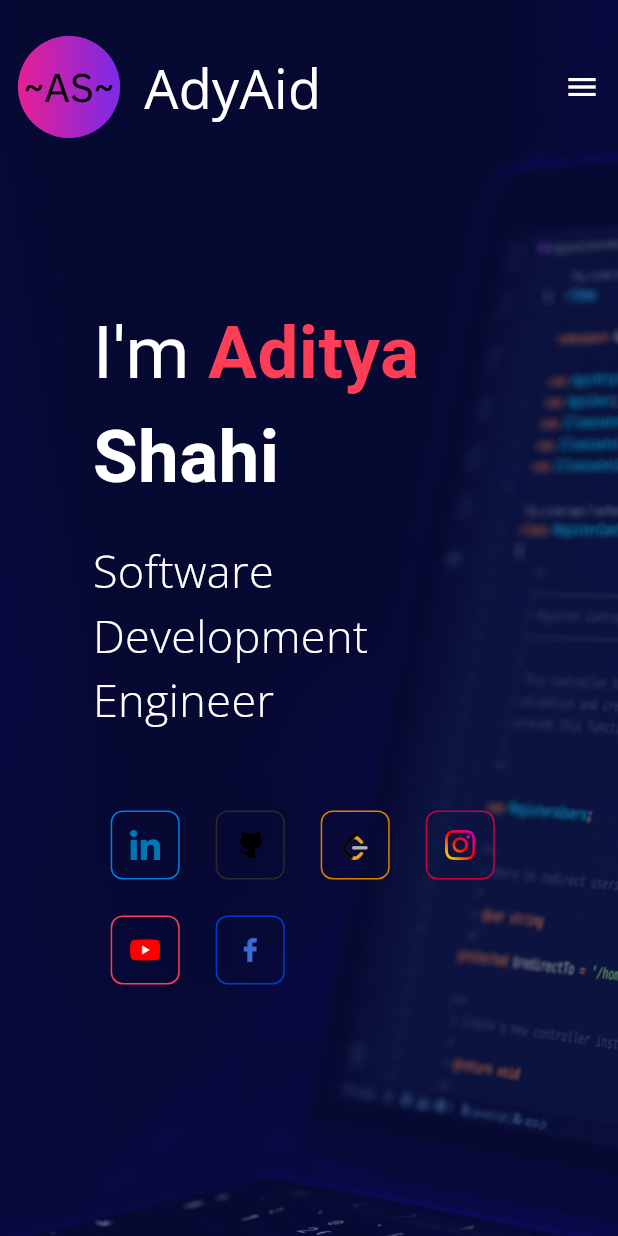
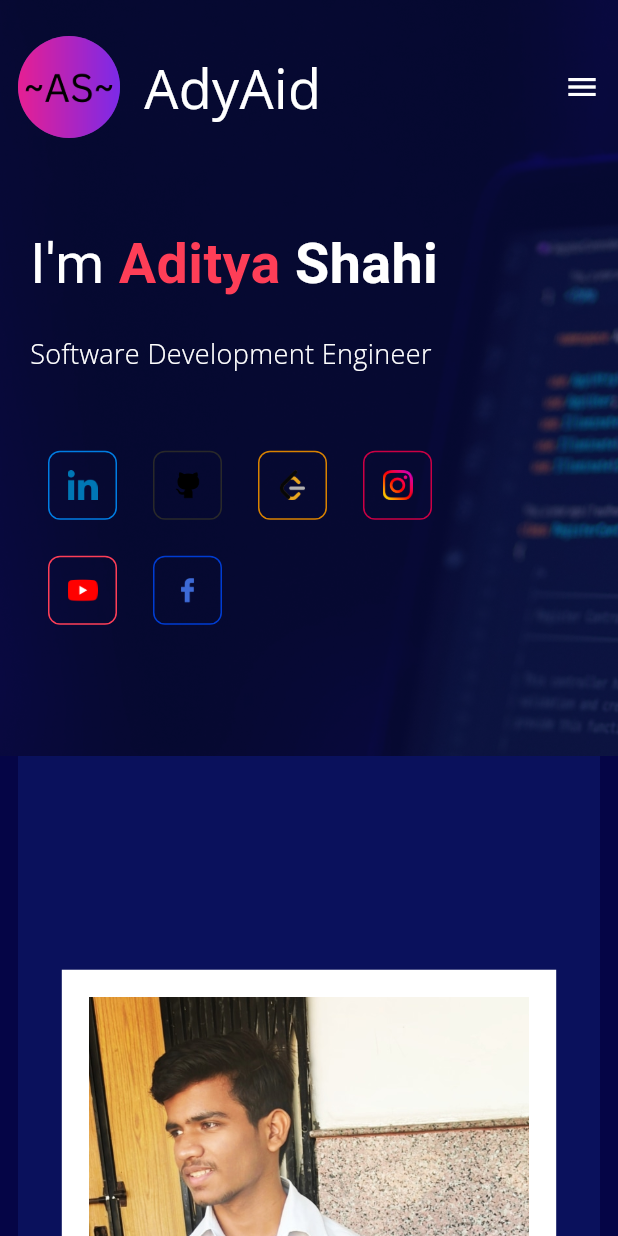
Before and after one commit to Adityashahi4465/Aditya-Portfolio, a Flutter app: the screen it shows after launch, on a phone screen of 412 x 824 dp. Run offline on Flutter 3.47's test engine with Material 3 defaults, Android fonts, the phone set to English and light mode, and no system bars; drawn by our look-alikes of auto_size_text; our stand-ins replace flutter_riverpod, google_fonts.

Commit message:
made about page responsive

```diff
--- a/lib/features/home/views/about_page.dart
+++ b/lib/features/home/views/about_page.dart
@@ -18,7 +18,9 @@
       alignment: Alignment.center,
       color: AppColors.primary,
       height: ResponsiveLayout.isSmallScreen(context)
-          ? MediaQuery.of(context).size.height * 1.6
+          ? size.height > 600 && size.height < 800
+              ? 1300
+              : 1430
           : MediaQuery.of(context).size.height * 1,
       child: Padding(
         padding: const EdgeInsets.symmetric(horizontal: 12.0),
--- a/lib/features/home/views/introduction_page.dart
+++ b/lib/features/home/views/introduction_page.dart
@@ -14,15 +14,16 @@
   Widget build(BuildContext context) {
     final size = MediaQuery.of(context).size;
     return SizedBox(
-      height: ResponsiveLayout.isSmallScreen(context)
-          ? size.height * 0.9
-          : size.height * 1.08,
+      height:
+          ResponsiveLayout.isSmallScreen(context) ? 400 : size.height * 1.08,
       child: Padding(
         padding: ResponsiveLayout.isSmallScreen(context)
-            ? const EdgeInsets.only(bottom: 80)
+            ? const EdgeInsets.only(bottom: 30, left: 20)
             : const EdgeInsets.only(bottom: 120.0),
         child: Row(
-          mainAxisAlignment: MainAxisAlignment.center,
+          mainAxisAlignment: ResponsiveLayout.isSmallScreen(context)
+              ? MainAxisAlignment.start
+              : MainAxisAlignment.center,
           children: [
             Column(
               crossAxisAlignment: CrossAxisAlignment.start,
@@ -32,8 +33,8 @@
                   width: ResponsiveLayout.isSmallScreen(context)
                       ? size.width * 0.7
                       : ResponsiveLayout.isMediumScreen(context)
-                          ? size.width * 0.4
-                          : size.width * 0.4,
+                          ? size.width * 0.5
+                          : size.width * 0.5,
                   child: AutoSizeText.rich(
                     maxLines: 2,
                     minFontSize: 20,
@@ -43,16 +44,21 @@
                     TextSpan(
                       text: "I'm ",
                       style: TextStyle(
-                        fontSize:
-                            ResponsiveLayout.isSmallScreen(context) ? 34 : 44,
+                        fontSize: ResponsiveLayout.isSmallScreen(context)
+                            ? 26
+                            : ResponsiveLayout.isMediumScreen(context)
+                                ? 36
+                                : 44,
                       ),
                       children: [
                         TextSpan(
                           text: "Aditya ",
                           style: TextStyle(
                             fontSize: ResponsiveLayout.isSmallScreen(context)
-                                ? 34
-                                : 44,
+                                ? 26
+                                : ResponsiveLayout.isMediumScreen(context)
+                                    ? 36
+                                    : 44,
                             fontWeight: FontWeight.bold,
                             color: AppColors.red,
                           ),
@@ -61,8 +67,10 @@
                           text: "Shahi",
                           style: TextStyle(
                             fontSize: ResponsiveLayout.isSmallScreen(context)
-                                ? 34
-                                : 44,
+                                ? 26
+                                : ResponsiveLayout.isMediumScreen(context)
+                                    ? 36
+                                    : 44,
                             fontWeight: FontWeight.bold,
                           ),
                         ),
@@ -83,8 +91,11 @@
                       softWrap: true,
                       style: TextStyle(
                         fontWeight: FontWeight.w100,
-                        fontSize:
-                            ResponsiveLayout.isSmallScreen(context) ? 30 : 38,
+                        fontSize: ResponsiveLayout.isSmallScreen(context)
+                            ? 18
+                            : ResponsiveLayout.isMediumScreen(context)
+                                ? 32
+                                : 38,
                       ),
                       maxFontSize: 38,
                       minFontSize: 16,
--- a/lib/features/home/widgets/about_content.dart
+++ b/lib/features/home/widgets/about_content.dart
@@ -17,7 +17,7 @@
   @override
   Widget build(BuildContext context) {
     return Positioned(
-      bottom: ResponsiveLayout.isSmallScreen(context) ? 100 : 100,
+      bottom: ResponsiveLayout.isSmallScreen(context) ? 120 : 100,
       left: ResponsiveLayout.isSmallScreen(context)
           ? size.width * 0.10
           : size.width * 0.12,
@@ -27,12 +27,14 @@
           ? Row(
               children: [
                 Container(
-                  height: size.height * 0.99,
+                  height: ResponsiveLayout.isLargeScreen(context)
+                      ? size.height * 0.99
+                      : size.height * 0.94,
                   width: size.width * 0.33,
                   color: AppColors.white,
                   padding: ResponsiveLayout.isLargeScreen(context)
-                      ? const EdgeInsets.all(68.0)
-                      : const EdgeInsets.all(28.0),
+                      ? const EdgeInsets.all(64.0)
+                      : const EdgeInsets.all(24.0),
                   child: Image.asset(
                     meImagePath,
                     fit: BoxFit.cover,
@@ -107,7 +109,7 @@
                   padding: ResponsiveLayout.isLargeScreen(context) ||
                           ResponsiveLayout.isMediumScreen(context)
                       ? const EdgeInsets.all(68.0)
-                      : const EdgeInsets.all(48.0),
+                      : const EdgeInsets.all(18.0),
                   child: Image.asset(
                     meImagePath,
                     fit: BoxFit.cover,
```
Also changed, not shown: 1 other file.
